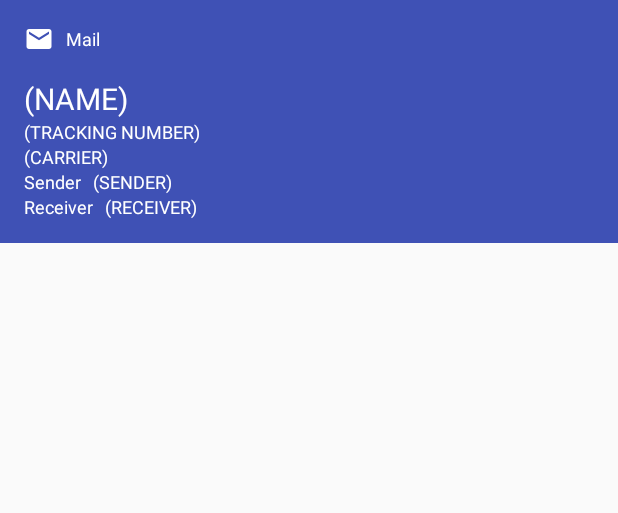
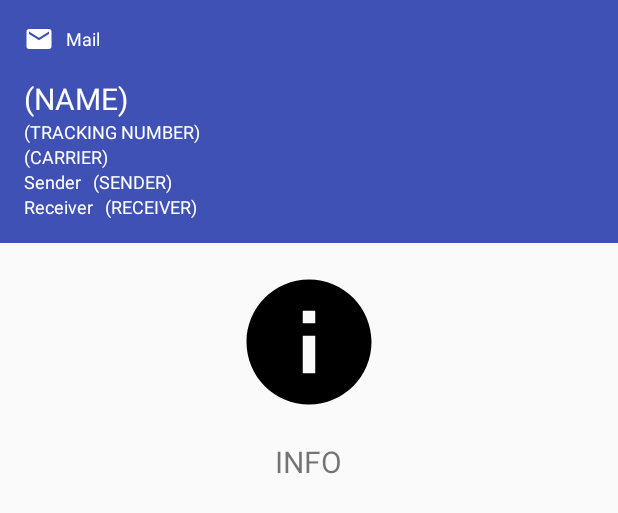
Before and after one commit to sukso96100/shipped-android, an Android app: the layout header_mails.xml on its own in the app's theme, with its tools: preview values and no code run, on a phone screen of 412 x 824 dp. Shown: the top 513 px of the screen. Run offline under Robolectric (Android 15) with nearby library versions, the light colour scheme and no system bars.

Commit message:
updated layout and mainactivity

```diff
--- a/app/src/main/res/layout/content_main.xml
+++ b/app/src/main/res/layout/content_main.xml
@@ -14,4 +14,7 @@
       android:id="@+id/listView"
       android:divider="@null"
       android:dividerHeight="0dp"/>
+    <include
+        android:id="@+id/empty"
+        layout="@layout/emptyview"/>
 </RelativeLayout>
--- a/app/src/main/res/layout/emptyview.xml
+++ b/app/src/main/res/layout/emptyview.xml
@@ -1,13 +1,16 @@
 <?xml version="1.0" encoding="utf-8"?>
-<LinearLayout xmlns:android="http://schemas.android.com/apk/res/android"
-    android:orientation="vertical" android:layout_width="match_parent"
-    android:layout_height="match_parent" >
+<LinearLayout
+    xmlns:android="http://schemas.android.com/apk/res/android"
+    android:orientation="vertical"
+    android:layout_width="match_parent"
+    android:layout_height="match_parent"
+    android:gravity="center"
+    android:padding="16dp">
     <ImageView
         android:layout_width="100dp"
         android:layout_height="100dp"
         android:src="@drawable/ic_info"
-        android:layout_gravity="center_horizontal"
-        android:layout_margin="8dp"/>
+        android:layout_gravity="center_horizontal"/>
     <TextView
         android:layout_width="wrap_content"
         android:layout_height="wrap_content"
@@ -15,5 +18,5 @@
         android:textSize="20sp"
         android:text="INFO"
         android:layout_gravity="center_horizontal"
-        android:layout_margin="8dp"/>
+        android:layout_marginTop="16dp"/>
 </LinearLayout>
--- a/app/src/main/res/layout/header_mails.xml
+++ b/app/src/main/res/layout/header_mails.xml
@@ -6,13 +6,14 @@
             android:orientation="vertical"
             android:layout_width="match_parent"
             android:layout_height="wrap_content"
-            android:background="?colorPrimary">
+            android:id="@+id/headeroot">
             <LinearLayout
                 xmlns:android="http://schemas.android.com/apk/res/android"
                 android:orientation="horizontal"
                 android:layout_width="match_parent"
                 android:layout_height="wrap_content"
-                android:padding="8dp">
+                android:padding="8dp"
+                android:background="?colorPrimary">
                 <ImageView
                     android:layout_width="20dp"
                     android:layout_height="20dp"
@@ -36,7 +37,8 @@
                 android:layout_gravity="center_vertical"
                 android:paddingBottom="16dp"
                 android:paddingLeft="16dp"
-                android:paddingRight="16dp">
+                android:paddingRight="16dp"
+                android:background="?colorPrimary">
 
                 <TextView
                     android:layout_width="wrap_content"
@@ -100,4 +102,7 @@
                         android:layout_marginRight="8dp"/>
                 </LinearLayout>
             </LinearLayout>
+            <include
+                android:id="@+id/empty"
+                layout="@layout/emptyview"/>
         </LinearLayout>
--- a/app/src/main/res/values/strings.xml
+++ b/app/src/main/res/values/strings.xml
@@ -50,5 +50,7 @@
     <string name="open_web">Open in web browser</string>
     <string name="no_status">Status is not available yet.</string>
     <string name="mail">Mail</string>
+    <string name="unknown">(unknown)</string>
+    <string name="no_info">No informations available.</string>
 
 </resources>
```
Also changed, not shown: app/src/main/java/xyz/youngbin/shipped/MainActivity.java (+15 -14 lines), app/src/main/java/xyz/youngbin/shipped/activity/TrackingDetailsActivity.java (+33 -18 lines), 2 other files.
